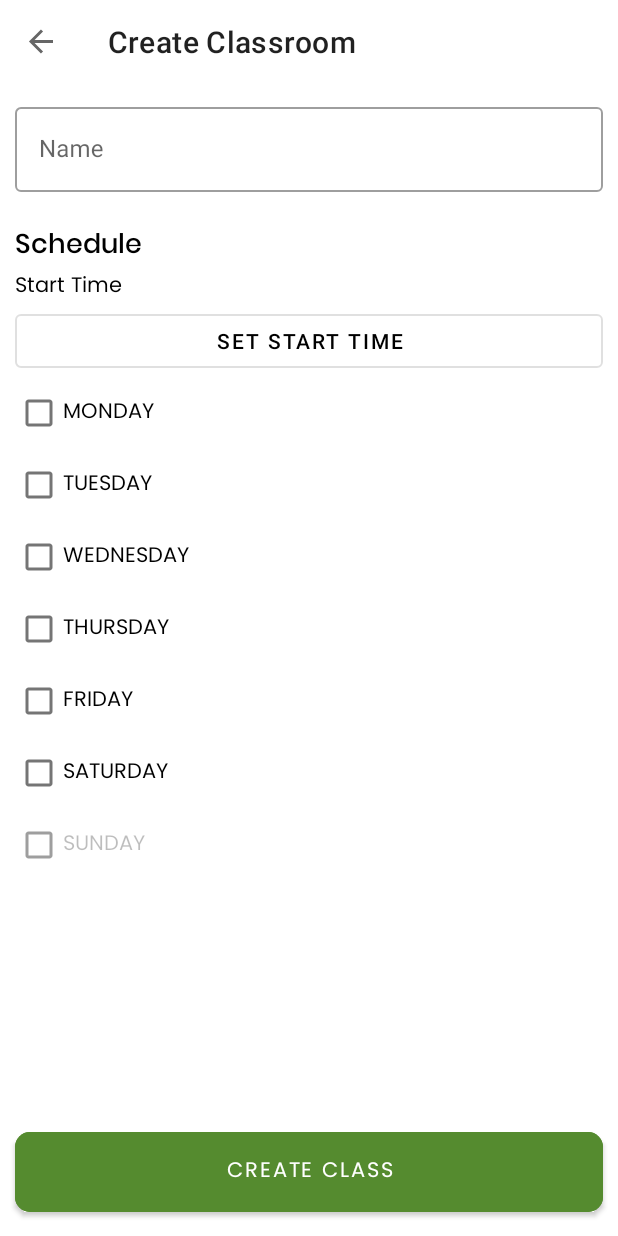
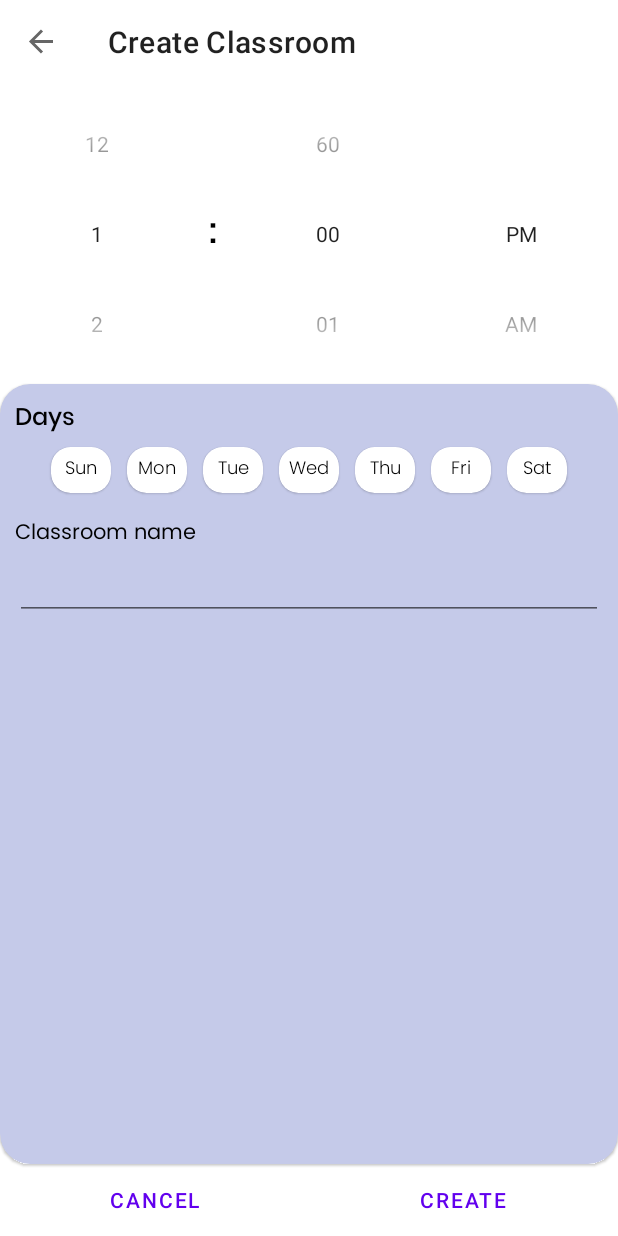
Before and after one commit to flysolo17/Dmmsu, an Android app: the CreateClassroomFragment screen opened through its navigation route, on a phone screen of 412 x 824 dp. Run offline under Robolectric (Android 15) with nearby library versions, the phone set to English and light mode, and no system bars; our stand-ins replace CircleImageView, Firebase (no records; nobody signed in at launch, a user with empty details on screens opened directly), navigation-ui.

Commit message:
join class by code ,classroom model 2.0, updated create classroom page

```diff
--- /dev/null
+++ b/app/src/main/java/com/flysolo/dmmsugradelevelapp/model/Days.java
@@ -0,0 +1,60 @@
+package com.flysolo.dmmsugradelevelapp.model;
+
+import static java.util.Calendar.SUNDAY;
+
+import java.util.ArrayList;
+import java.util.List;
+
+public class Days {
+    int id;
+    String day;
+    Boolean isClick;
+    String MONDAY = "Mon";
+    String TUESDAY = "Tue";
+    String WEDNESDAY = "Wed";
+    String THURSDAY= "Thu";
+    String FRIDAY = "Fri";
+    String SATURDAY = "Sat";
+    String SUNDAY = "Sun";
+    public Days(){}
+    public Days(int id, String day, Boolean isClick) {
+        this.id = id;
+        this.day = day;
+        this.isClick = isClick;
+    }
+
+    public int getId() {
+        return id;
+    }
+
+    public void setId(int id) {
+        this.id = id;
+    }
+
+    public String getDay() {
+        return day;
+    }
+
+    public void setDay(String day) {
+        this.day = day;
+    }
+
+    public Boolean getClick() {
+        return isClick;
+    }
+
+    public void setClick(Boolean click) {
+        isClick = click;
+    }
+    public List<Days> getDays() {
+        List<Days> days = new ArrayList<>();
+        days.add(new Days(0, SUNDAY,false));
+        days.add(new Days(1, MONDAY,false));
+        days.add(new Days(2, TUESDAY,false));
+        days.add(new Days(3, WEDNESDAY,false));
+        days.add(new Days(4, THURSDAY,false));
+        days.add(new Days(5, FRIDAY,false));
+        days.add(new Days(6, SATURDAY,false));
+        return days;
+    }
+}
--- /dev/null
+++ b/app/src/main/java/com/flysolo/dmmsugradelevelapp/model/Meridiem.java
@@ -0,0 +1,44 @@
+package com.flysolo.dmmsugradelevelapp.model;
+
+import java.util.ArrayList;
+import java.util.List;
+import java.util.function.Predicate;
+
+public class Meridiem {
+    int id;
+    String meridiem;
+    public Meridiem(){}
+    public Meridiem(int id, String meridiem) {
+        this.id = id;
+        this.meridiem = meridiem;
+    }
+
+    public int getId() {
+        return id;
+    }
+
+    public void setId(int id) {
+        this.id = id;
+    }
+
+    public String getMeridiem() {
+        return meridiem;
+    }
+
+    public void setMeridiem(String meridiem) {
+        this.meridiem = meridiem;
+    }
+    public List<Meridiem> getMeridiems() {
+        List<Meridiem> meridiems = new ArrayList<>();
+        meridiems.add(new Meridiem(0, "PM"));
+        meridiems.add(new Meridiem(1, "AM"));
+        return meridiems;
+    }
+    public List<String> getNames() {
+       List<String> names = new ArrayList<>();
+        for (Meridiem m: getMeridiems()) {
+            names.add(m.getMeridiem());
+        }
+       return names;
+    }
+}
--- a/app/src/main/java/com/flysolo/dmmsugradelevelapp/views/adapters/ClassroomAdapter.java
+++ b/app/src/main/java/com/flysolo/dmmsugradelevelapp/views/adapters/ClassroomAdapter.java
@@ -58,7 +58,7 @@ public class ClassroomAdapter extends RecyclerView.Adapter<ClassroomAdapter.Clas
     @Override
     public void onBindViewHolder(@NonNull ClassroomViewHolder holder, int position) {
         Classroom classroom = classroomList.get(position);
-        holder.textTime.setText(classroom.getStartTime() + " " + getTime(classroom.getStartTime()));
+        holder.textTime.setText(classroom.getStartTime());
         holder.textClassroomName.setText(classroom.getName());
         holder.textSched.setText(String.join(", " ,classroom.getSchedule()));
         holder.materialCardView.setOnClickListener(view -> classroomClickListener.onClassroomClick(position));
@@ -183,12 +183,7 @@ public class ClassroomAdapter extends RecyclerView.Adapter<ClassroomAdapter.Clas
             }
         }
     }
-    private String getTime(String time) {
-        int meridian = getChar(time);
-        if (meridian > 12)
-            return "PM";
-        return "AM";
-    }
+
     private int getChar(String str)
     {
         StringBuilder ch = new StringBuilder();
--- a/app/src/main/java/com/flysolo/dmmsugradelevelapp/views/adapters/StudentClassroomAdapter.java
+++ b/app/src/main/java/com/flysolo/dmmsugradelevelapp/views/adapters/StudentClassroomAdapter.java
@@ -54,7 +54,7 @@ public class StudentClassroomAdapter extends RecyclerView.Adapter<StudentClassro
     @Override
     public void onBindViewHolder(@NonNull StudentClassroomViewHolder holder, int position) {
         Classroom classroom = classroomList.get(position);
-        holder.textTime.setText(classroom.getStartTime() + " " + getTime(classroom.getStartTime()));
+        holder.textTime.setText(classroom.getStartTime());
         holder.textClassroomName.setText(classroom.getName());
         holder.textSched.setText(String.join(", " ,classroom.getSchedule()));
         holder.getStudents(classroom.getStudents());
@@ -181,19 +181,6 @@ public class StudentClassroomAdapter extends RecyclerView.Adapter<StudentClassro
         }
 
     }
-    private String getTime(String time) {
-        int meridian = getChar(time);
-        if (meridian > 12)
-            return "PM";
-        return "AM";
-    }
-    private int getChar(String str)
-    {
-        StringBuilder ch = new StringBuilder();
-        // loop through each element
-        for(int i = 0; i<2; i++) {
-            ch.append(str.charAt(i));
-        }
-        return Integer.parseInt(ch.toString());
-    }
+
+
 }
--- a/app/src/main/java/com/flysolo/dmmsugradelevelapp/views/teacher/components/CreateClassroomFragment.java
+++ b/app/src/main/java/com/flysolo/dmmsugradelevelapp/views/teacher/components/CreateClassroomFragment.java
@@ -3,6 +3,7 @@ package com.flysolo.dmmsugradelevelapp.views.teacher.components;
 import static com.google.android.material.timepicker.MaterialTimePicker.INPUT_MODE_KEYBOARD;
 
 import android.content.DialogInterface;
+import android.graphics.Color;
 import android.os.Bundle;
 
 import androidx.annotation.NonNull;
@@ -13,13 +14,18 @@ import androidx.navigation.Navigation;
 import android.view.LayoutInflater;
 import android.view.View;
 import android.view.ViewGroup;
+import android.widget.TextView;
 import android.widget.Toast;
 
+import com.flysolo.dmmsugradelevelapp.R;
 import com.flysolo.dmmsugradelevelapp.databinding.FragmentCreateClassroomBinding;
 import com.flysolo.dmmsugradelevelapp.model.Classroom;
+import com.flysolo.dmmsugradelevelapp.model.Days;
+import com.flysolo.dmmsugradelevelapp.model.Meridiem;
 import com.flysolo.dmmsugradelevelapp.services.classroom.ClassroomServiceImpl;
 import com.flysolo.dmmsugradelevelapp.utils.LoadingDialog;
 import com.flysolo.dmmsugradelevelapp.utils.UiState;
+import com.google.android.material.card.MaterialCardView;
 import com.google.android.material.timepicker.MaterialTimePicker;
 import com.google.android.material.timepicker.TimeFormat;
 import com.google.firebase.auth.FirebaseAuth;
@@ -27,18 +33,20 @@ import com.google.firebase.auth.FirebaseUser;
 import com.google.firebase.firestore.FirebaseFirestore;
 import com.google.firebase.storage.FirebaseStorage;
 
+import java.sql.Time;
 import java.util.ArrayList;
 import java.util.List;
+import java.util.Locale;
 
 
 public class CreateClassroomFragment extends Fragment {
 
-
-
     private FragmentCreateClassroomBinding binding;
     private LoadingDialog loadingDialog;
     private ClassroomServiceImpl classroomService = new ClassroomServiceImpl(FirebaseFirestore.getInstance(), FirebaseStorage.getInstance());
-    private String startTime ="";
+    private Meridiem meridiem =new Meridiem();
+    private Days days = new Days();
+    private List<Days> listDays = days.getDays();
     @Override
     public View onCreateView(LayoutInflater inflater, ViewGroup container,
                              Bundle savedInstanceState) {
@@ -51,30 +59,11 @@ public class CreateClassroomFragment extends Fragment {
     public void onViewCreated(@NonNull View view, @Nullable Bundle savedInstanceState) {
         super.onViewCreated(view, savedInstanceState);
         loadingDialog = new LoadingDialog(view.getContext());
-        binding.buttonStartTime.setOnClickListener(view13 -> {
-            MaterialTimePicker builder= new MaterialTimePicker.Builder()
-                    .setTimeFormat(TimeFormat.CLOCK_24H)
-                    .setHour(0)
-                    .setMinute(0)
-                    .setPositiveButtonText("OK")
-                    .setNegativeButtonText("Cancel")
-                    .setTitleText("Pick start time")
-                    .build();
-            builder.show(getChildFragmentManager(),"Start Time");
-            builder.addOnPositiveButtonClickListener(view1 -> {
-                startTime = getTime(builder.getHour(),builder.getMinute());
-                binding.buttonStartTime.setText(startTime);
-            });
-        });
-
-
         binding.buttonCreateClass.setOnClickListener(view12 -> {
             String name = binding.inputName.getText().toString();
             if (name.isEmpty()) {
-                binding.layoutName.setError("This field is required");
-            } else if (startTime.isEmpty()) {
-                Toast.makeText(view.getContext(), "Please add start time", Toast.LENGTH_SHORT).show();
-            } else if (getCheck().isEmpty()) {
+                binding.inputName.setError("This field is required");
+            } else if (getSelectedDays().isEmpty()) {
                 Toast.makeText(view.getContext(), "Select day", Toast.LENGTH_SHORT).show();
             } else  {
                 FirebaseUser user = FirebaseAuth.getInstance().getCurrentUser();
@@ -85,8 +74,8 @@ public class CreateClassroomFragment extends Fragment {
                             name,
                             false,
                             "",
-                            startTime,
-                            getCheck(),
+                            String.format(Locale.getDefault(), "%02d", binding.hourPicker.getValue()) + " : " + String.format(Locale.getDefault(), "%02d", binding.minutePicker.getValue()) + " " + meridiem.getNames().get(binding.meridiemPicker.getValue()),
+                            getSelectedDays(),
                             new ArrayList<>(),
                             new ArrayList<>()
                             ,System.currentTimeMillis());
@@ -94,7 +83,32 @@ public class CreateClassroomFragment extends Fragment {
                 }
             }
         });
+        initViews();
     }
+    void initViews(){
+
+
+        //hour picker
+        binding.hourPicker.setMinValue(1);
+        binding.hourPicker.setMaxValue( 12);
+        binding.hourPicker.setShowDividers(0);
+        binding.minutePicker.setFormatter(value -> String.format(Locale.getDefault(), "%02d", value));
+
+        //minute picker
+        binding.minutePicker.setMinValue(0);
+        binding.minutePicker.setMaxValue(60);
+
+        //am/pm picker
+        binding.meridiemPicker.setMinValue(0);
+        binding.meridiemPicker.setMaxValue(meridiem.getMeridiems().size() -1);
+        binding.meridiemPicker.setDisplayedValues(meridiem.getNames().toArray(new String[0]));
+
+        //display days
+        for (Days days: listDays) {
+            addDay(days);
+        }
+    }
+
     private void saveClassroom(Classroom classroom) {
         classroomService.createClassroom(classroom, new UiState<String>() {
             @Override
@@ -115,28 +129,6 @@ public class CreateClassroomFragment extends Fragment {
             }
         });
     }
-    public List<String> getCheck() {
-        List<String> daylist = new ArrayList<>();
-        if (binding.checkMonday.isChecked()) {
-            daylist.add("Monday");
-        }
-        if (binding.checkTuesday.isChecked()) {
-            daylist.add("Tuesday");
-        }
-        if (binding.checkWednesday.isChecked()) {
-            daylist.add("Wednesday");
-        }
-        if (binding.checkThursday.isChecked()) {
-            daylist.add("Thursday");
-        }
-        if (binding.checkFriday.isChecked()) {
-            daylist.add("Friday");
-        }
-        if (binding.checkSaturday.isChecked()) {
-            daylist.add("Saturday");
-        }
-        return daylist;
-    }
     private String getTime(int hour ,int minute) {
         String hr = String.valueOf(hour);
         String mn = String.valueOf(minute);
@@ -151,4 +143,39 @@ public class CreateClassroomFragment extends Fragment {
         }
         return hr +":" + mn;
     }
+    private void addDay(Days day) {
+        View view = LayoutInflater.from(binding.getRoot().getContext()).inflate(R.layout.row_days,binding.getRoot(),false);
+        TextView textName = view.findViewById(R.id.texDayName);
+        MaterialCardView buttonDays  = view.findViewById(R.id.buttonDays);
+        textName.setText(day.getDay());
+        if (day.getClick()) {
+            buttonDays.setCardBackgroundColor(Color.parseColor("#FAFAFF"));
+        } else {
+            buttonDays.setCardBackgroundColor(Color.WHITE);
+        }
+
+        buttonDays.setOnClickListener(view1 -> {
+            day.setClick(!day.getClick());
+            updateButtonColor(textName,buttonDays, day.getClick());
+        });
+        binding.layoutDays.addView(view);
+    }
+    private void updateButtonColor(TextView text, MaterialCardView button  ,Boolean isClick ) {
+        if (isClick) {
+            text.setTextColor(Color.WHITE);
+            button.setCardBackgroundColor(getResources().getColor(R.color.purple_500));
+        } else {
+            text.setTextColor(Color.BLACK);
+            button.setCardBackgroundColor(Color.WHITE);
+        }
+    }
+    private List<String> getSelectedDays(){
+        List<String> selected = new ArrayList<>();
+        for (Days days: listDays) {
+            if (days.getClick()) {
+                selected.add(days.getDay());
+            }
+        }
+        return selected;
+    }
 }
--- a/app/src/main/res/layout/fragment_create_classroom.xml
+++ b/app/src/main/res/layout/fragment_create_classroom.xml
@@ -9,103 +9,99 @@
 
     <LinearLayout
         android:layout_width="match_parent"
-        android:layout_height="0dp"
-        android:padding="10dp"
-        android:layout_weight="1"
-        android:orientation="vertical">
-        <com.google.android.material.textfield.TextInputLayout
+        android:layout_height="wrap_content"
+        android:gravity="center"
+        android:orientation="horizontal">
+        <NumberPicker
+            android:id="@+id/hourPicker"
             android:layout_width="match_parent"
-            android:id="@+id/layoutName"
             android:layout_height="wrap_content"
-            app:errorEnabled="true"
-            style="@style/Widget.MaterialComponents.TextInputLayout.OutlinedBox">
-            <com.google.android.material.textfield.TextInputEditText
-                android:layout_width="match_parent"
-                android:id="@+id/inputName"
-                android:layout_height="wrap_content"
-                android:hint="Name"/>
-        </com.google.android.material.textfield.TextInputLayout>
+            android:layout_weight="1"
+            android:layout_margin="10dp"
+            android:selectionDividerHeight="0dp"/>
         <TextView
             android:layout_width="wrap_content"
             android:layout_height="wrap_content"
-            android:text="@string/schedule"
-            android:textSize="18sp"
+            android:text=":"
             android:fontFamily="@font/poppins_medium"
-            android:textColor="@color/black"/>
+            android:textColor="@color/black"
+            android:textSize="24sp"
+            android:layout_margin="10dp"/>
+        <NumberPicker
+            android:id="@+id/minutePicker"
+            android:layout_width="match_parent"
+            android:layout_margin="10dp"
+            android:layout_weight="1"
+            android:selectionDividerHeight="0dp"
+            android:layout_height="wrap_content"/>
+        <NumberPicker
+            android:id="@+id/meridiemPicker"
+            android:layout_margin="10dp"
+            android:selectionDividerHeight="0dp"
+            android:layout_width="match_parent"
+            android:layout_weight="1"
+            android:layout_height="wrap_content"/>
+    </LinearLayout>
+
+    <com.google.android.material.card.MaterialCardView
+        android:layout_width="match_parent"
+        android:layout_weight="1"
+        android:layout_height="match_parent"
+        app:cardBackgroundColor="#C5CAE9"
+        app:cardCornerRadius="20dp">
+
         <LinearLayout
             android:layout_width="match_parent"
+            android:layout_height="match_parent"
+            android:layout_weight="1"
+            android:orientation="vertical"
+            android:padding="10dp">
+
+            <TextView
+                android:layout_width="match_parent"
+                android:layout_height="wrap_content"
+                android:fontFamily="@font/poppins_medium"
+                android:text="Days"
+                android:textColor="@color/black"
+                android:textSize="16sp" />
+            <LinearLayout
+                android:id="@+id/layoutDays"
+                android:layout_width="match_parent"
+                android:layout_height="wrap_content"
+                android:gravity="center"
+                android:orientation="horizontal" />
+
+            <TextView
+                android:layout_width="match_parent"
+                android:layout_height="wrap_content"
+                android:text="@string/classroom_name"
+                android:textColor="@color/black"
+                android:fontFamily="@font/poppins"
+                android:layout_marginTop="10dp"/>
+            <EditText
+                android:id="@+id/inputName"
+                android:layout_width="match_parent"
+                android:inputType="text"
+                android:layout_height="wrap_content"/>
+        </LinearLayout>
+    </com.google.android.material.card.MaterialCardView>
+    <LinearLayout
+        android:layout_width="match_parent"
+        android:layout_height="wrap_content"
+        android:orientation="horizontal">
+        <Button
+            android:id="@+id/buttonCancel"
+            android:layout_width="match_parent"
             android:layout_height="wrap_content"
-            android:orientation="vertical">
-
-                <TextView
-                    android:layout_width="wrap_content"
-                    android:layout_height="wrap_content"
-                    android:text="@string/start_time"
-                    android:fontFamily="@font/poppins"
-                    android:textColor="@color/black"/>
-                <Button
-                    android:layout_width="match_parent"
-                    android:layout_height="wrap_content"
-                    android:id="@+id/buttonStartTime"
-                    android:text="@string/set_start_time"
-                    android:textColor="@color/black"
-                    style="@style/Widget.MaterialComponents.Button.OutlinedButton"/>
-
-        </LinearLayout>
-
-            <CheckBox
-                android:layout_width="wrap_content"
-                android:layout_height="wrap_content"
-                android:fontFamily="@font/poppins"
-                android:id="@+id/checkMonday"
-                android:text="@string/monday"/>
-            <CheckBox
-                android:layout_width="wrap_content"
-                android:layout_height="wrap_content"
-                android:id="@+id/checkTuesday"
-                android:fontFamily="@font/poppins"
-                android:text="@string/tuesday"/>
-            <CheckBox
-                android:layout_width="wrap_content"
-                android:layout_height="wrap_content"
-                android:fontFamily="@font/poppins"
-                android:id="@+id/checkWednesday"
-                android:text="@string/wednesday"/>
-            <CheckBox
-                android:layout_width="wrap_content"
-                android:layout_height="wrap_content"
-                android:fontFamily="@font/poppins"
-                android:id="@+id/checkThursday"
-                android:text="@string/thursday"/>
-            <CheckBox
-                android:layout_width="wrap_content"
-                android:layout_height="wrap_content"
-                android:fontFamily="@font/poppins"
-                android:id="@+id/checkFriday"
-                android:text="@string/friday"/>
-            <CheckBox
-                android:layout_width="wrap_content"
-                android:layout_height="wrap_content"
-                android:fontFamily="@font/poppins"
-                android:id="@+id/checkSaturday"
-                android:text="@string/saturday"/>
-            <CheckBox
-                android:layout_width="wrap_content"
-                android:layout_height="wrap_content"
-                android:enabled="false"
-                android:id="@+id/checkSunday"
-                android:fontFamily="@font/poppins"
-                android:text="@string/sunday"/>
-
+            android:text="@string/cancel"
+            android:layout_weight="1"
+            style="@style/Widget.MaterialComponents.Button.TextButton"/>
+        <Button
+            android:id="@+id/buttonCreateClass"
+            android:layout_width="match_parent"
+            android:layout_height="wrap_content"
+            android:text="@string/create"
+            android:layout_weight="1"
+            style="@style/Widget.MaterialComponents.Button.TextButton"/>
     </LinearLayout>
-
-    <com.google.android.material.button.MaterialButton
-        android:id="@+id/buttonCreateClass"
-        android:layout_width="match_parent"
-        android:layout_height="65dp"
-        android:backgroundTint="#558B2F"
-        android:layout_margin="10dp"
-        android:fontFamily="@font/poppins"
-        android:text="@string/create_class"
-        app:cornerRadius="10dp" />
 </LinearLayout>
--- /dev/null
+++ b/app/src/main/res/layout/row_days.xml
@@ -0,0 +1,22 @@
+<?xml version="1.0" encoding="utf-8"?>
+<com.google.android.material.card.MaterialCardView xmlns:android="http://schemas.android.com/apk/res/android"
+    android:layout_width="wrap_content"
+    xmlns:app="http://schemas.android.com/apk/res-auto"
+    android:layout_margin="5dp"
+    android:id="@+id/buttonDays"
+    android:clickable="true"
+    android:focusable="true"
+
+    app:cardCornerRadius="13dp"
+    android:layout_height="wrap_content">
+    <TextView
+        android:layout_width="40dp"
+        android:layout_height="wrap_content"
+        android:textSize="12sp"
+        android:gravity="center"
+        android:text="Mon"
+        android:id="@+id/texDayName"
+        android:textColor="@color/black"
+        android:padding="5dp"
+        android:fontFamily="@font/poppins_light"/>
+</com.google.android.material.card.MaterialCardView>
--- a/app/src/main/res/values/strings.xml
+++ b/app/src/main/res/values/strings.xml
@@ -84,4 +84,7 @@
     <string name="classes">Classes</string>
     <string name="input_code_here">Input code here</string>
     <string name="your_classes">Your classes</string>
+    <string name="cancel">cancel</string>
+    <string name="create">Create</string>
+    <string name="classroom_name">Classroom name</string>
 </resources>
```
